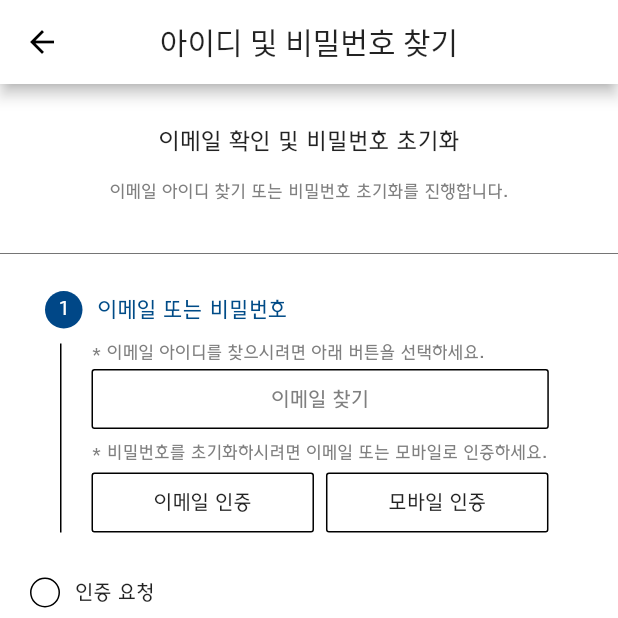
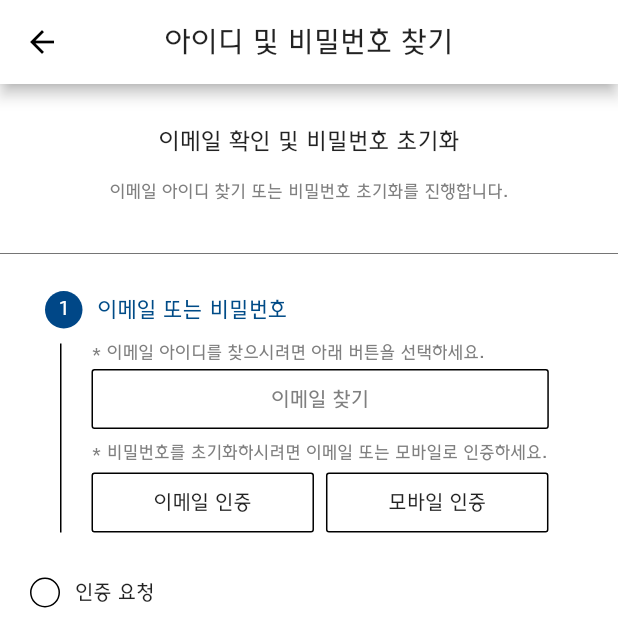
Before and after one commit to DavidLee1216/mobis-flutter, a Flutter app: the IdLoginScreen screen opened directly, after a tap on "로그인 하기", after a tap on "이메일 / 비밀번호 찾기", on a phone screen of 412 x 824 dp, the top half of it. Run offline on Flutter 3.47's test engine with Material 2 defaults, Android fonts, the phone set to English and light mode, and no system bars; our stand-ins replace bloc, flutter_bloc; missing offline and left inert: flutter_session; network calls fail.

Commit message:
font family

```diff
--- a/lib/ui/screen/id_login_screen.dart
+++ b/lib/ui/screen/id_login_screen.dart
@@ -32,7 +32,12 @@ class IdLoginScreen extends StatelessWidget {
       resizeToAvoidBottomPadding: false,
       appBar: AppBar(
         leading: BackButton(color: Colors.black),
-        title: Text('로그인'),
+        title: Text(
+          '로그인',
+          style: TextStyle(
+            fontFamily: 'HDharmony',
+          ),
+        ),
         centerTitle: true,
       ),
       body: Stack(
--- a/lib/ui/screen/pass_reset_screen.dart
+++ b/lib/ui/screen/pass_reset_screen.dart
@@ -12,7 +12,12 @@ class _GetPassScreenState extends State<GetPassScreen> {
     return Scaffold(
       appBar: AppBar(
         leading: BackButton(color: Colors.black),
-        title: Text('아이디 및 비밀번호 찾기'),
+        title: Text(
+          '아이디 및 비밀번호 찾기',
+          style: TextStyle(
+            fontFamily: 'HDharmony',
+          ),
+        ),
         centerTitle: true,
       ),
       body: SafeArea(
--- a/lib/ui/widget/pass_reset_form.dart
+++ b/lib/ui/widget/pass_reset_form.dart
@@ -237,7 +237,11 @@ class _GetPassFormState extends State<GetPassForm> {
               padding: EdgeInsets.only(left: 10),
               child: Text(
                 '[선택]',
-                )),
+                style: TextStyle(
+                  fontFamily: 'HDharmony',
+                ),
+              ),
+            ),
             icon: Icon(Icons.keyboard_arrow_down),
             iconSize: 14,
             onChanged: (int newValue) {
@@ -283,7 +287,11 @@ class _GetPassFormState extends State<GetPassForm> {
               padding: EdgeInsets.only(left: 10),
               child: Text(
                 '[선택]',
-                )),
+                style: TextStyle(
+                  fontFamily: 'HDharmony',
+                ),
+              ),
+            ),
             icon: Icon(Icons.keyboard_arrow_down),
             iconSize: 14,
             onChanged: (int newValue) {
@@ -344,7 +352,11 @@ class _GetPassFormState extends State<GetPassForm> {
                 padding: EdgeInsets.only(left: 10),
                 child: Text(
                   '[선택]',
-                  )),
+                  style: TextStyle(
+                    fontFamily: 'HDharmony',
+                  ),
+                ),
+              ),
               icon: Icon(Icons.keyboard_arrow_down),
               iconSize: 14,
               onChanged: (int newValue) {
@@ -829,7 +841,11 @@ class _GetPassFormState extends State<GetPassForm> {
           ),
           obscureText: true,
           style: TextStyle(fontFamily: 'HDharmony', fontSize: 16.0),
-          validator: (value) => value.isEmpty ? "암호를 입력하세요." : validatePassword(value) ? null : "8-20자의 영문 대/소문자, 숫자, 특수문자 중 3가지 이상 혼용하여 입력해주세요.",
+          validator: (value) => value.isEmpty
+              ? "암호를 입력하세요."
+              : validatePassword(value)
+                  ? null
+                  : "8-20자의 영문 대/소문자, 숫자, 특수문자 중 3가지 이상 혼용하여 입력해주세요.",
           controller: _passwordController,
         ));
     var repassField = Container(
@@ -844,7 +860,11 @@ class _GetPassFormState extends State<GetPassForm> {
           ),
           obscureText: true,
           style: TextStyle(fontFamily: 'HDharmony', fontSize: 16.0),
-          validator: (value) => value.isEmpty ? "암호를 입력하세요." : validatePassword(value) ? null : "8-20자의 영문 대/소문자, 숫자, 특수문자 중 3가지 이상 혼용하여 입력해주세요.",
+          validator: (value) => value.isEmpty
+              ? "암호를 입력하세요."
+              : validatePassword(value)
+                  ? null
+                  : "8-20자의 영문 대/소문자, 숫자, 특수문자 중 3가지 이상 혼용하여 입력해주세요.",
           controller: _repasswordController,
         ));
 
```
Also changed, not shown: lib/ui/screen/cart_screen.dart (+23 -4 lines), lib/ui/screen/delivery_screen.dart (+6 -1 lines), lib/ui/screen/my_coupon_screen.dart (+6 -1 lines), lib/ui/screen/my_info_screen.dart (+6 -1 lines), lib/ui/screen/my_page_query_screen.dart (+15 -12 lines), lib/ui/screen/my_page_screen.dart (+6 -1 lines), lib/ui/screen/notice_screen.dart (+12 -2 lines), lib/ui/screen/notification_screen.dart (+6 -1 lines), lib/ui/screen/part_market_search_screen.dart (+22 -4 lines), lib/ui/screen/part_simple_search_screen.dart (+26 -7 lines), lib/ui/screen/purchase_request_screen.dart (+6 -1 lines), lib/ui/screen/register_screen.dart (+6 -1 lines), lib/ui/screen/visit_screen.dart (+6 -1 lines). Lines whose indentation alone changed are shown as unchanged.
